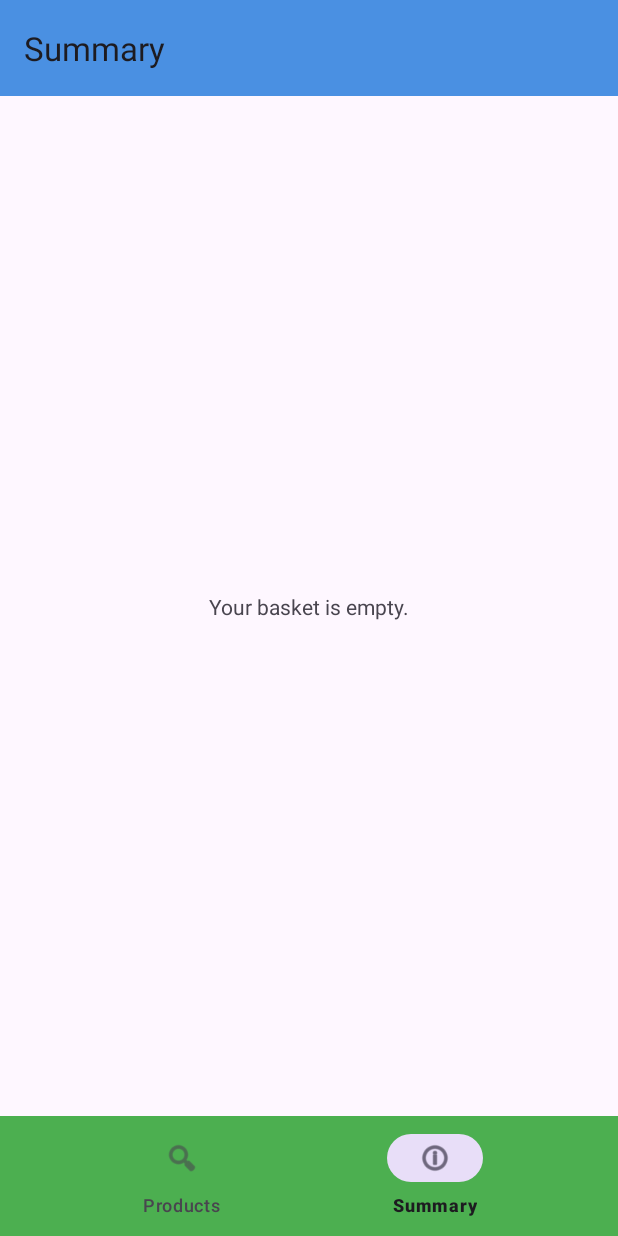
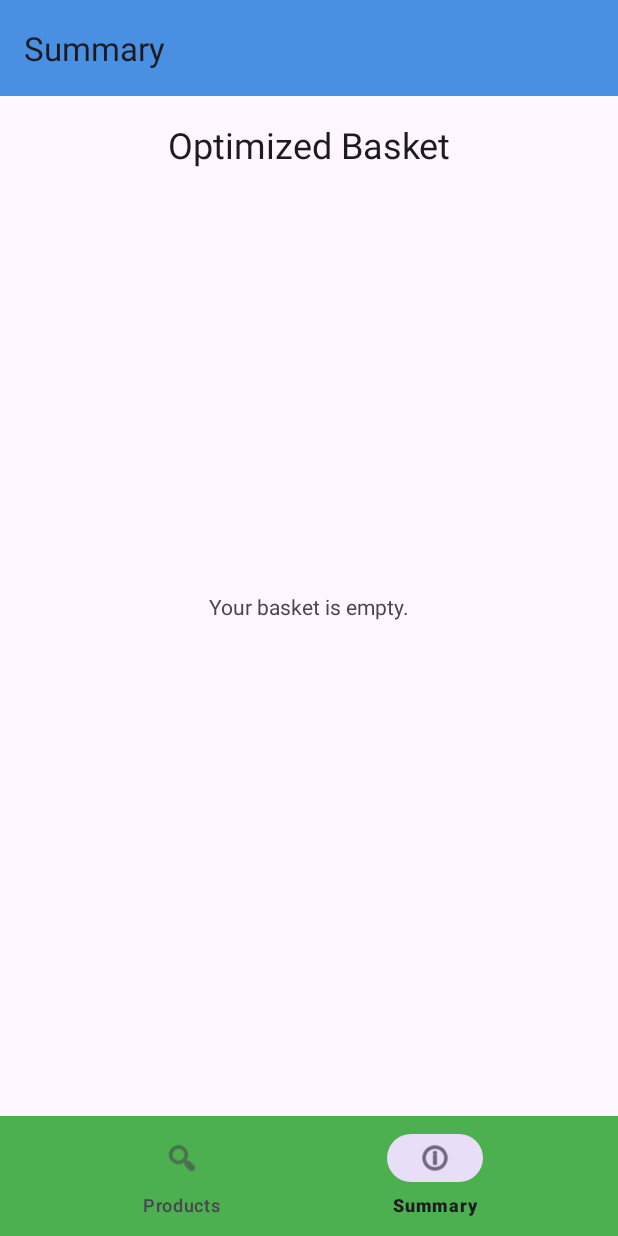
Before and after one commit to onurtas1993/smart-grocery, an Android app: the SummaryFragment screen opened through its navigation route, on a phone screen of 412 x 824 dp. Run offline under Robolectric (Android 15) with nearby library versions, the phone set to English and light mode, and no system bars; our stand-ins replace navigation-ui; pictures from the network do not load.

Commit message:
Updated Summary page with actual server data

```diff
--- a/mobile_client/app/src/main/java/com/onurtas/marktfox/fragment/SummaryFragment.kt
+++ b/mobile_client/app/src/main/java/com/onurtas/marktfox/fragment/SummaryFragment.kt
@@ -4,25 +4,33 @@ import android.os.Bundle
 import android.view.LayoutInflater
 import android.view.View
 import android.view.ViewGroup
+import android.widget.ProgressBar
 import android.widget.TextView
+import android.widget.Toast
 import androidx.core.view.isVisible
 import androidx.fragment.app.Fragment
 import androidx.fragment.app.activityViewModels
+import androidx.fragment.app.viewModels
 import androidx.recyclerview.widget.LinearLayoutManager
 import androidx.recyclerview.widget.RecyclerView
 import com.onurtas.marktfox.R
 import com.onurtas.marktfox.adapter.SummaryAdapter
+import com.onurtas.marktfox.model.ApiBasketItem
 import com.onurtas.marktfox.viewmodel.MainActivityViewModel
+import com.onurtas.marktfox.viewmodel.SummaryViewModel
 import java.util.Locale
 
 class SummaryFragment : Fragment() {
 
     private val mainActivityViewModel: MainActivityViewModel by activityViewModels()
+    private val viewModel: SummaryViewModel by viewModels()
+
     private lateinit var summaryAdapter: SummaryAdapter
     private lateinit var summaryRecyclerView: RecyclerView
     private lateinit var emptyBasketText: TextView
     private lateinit var totalCostValue: TextView
-    private lateinit var totalCostLabel: TextView
+    private lateinit var totalCostLayout: View
+    private lateinit var progressBar: ProgressBar
 
     override fun onCreateView(
         inflater: LayoutInflater, container: ViewGroup?,
@@ -32,7 +40,8 @@ class SummaryFragment : Fragment() {
         summaryRecyclerView = view.findViewById(R.id.summaryRecyclerView)
         emptyBasketText = view.findViewById(R.id.emptyBasketText)
         totalCostValue = view.findViewById(R.id.totalCostValue)
-        totalCostLabel = view.findViewById(R.id.totalCostLabel)
+        totalCostLayout = view.findViewById(R.id.totalCostLayout)
+        progressBar = view.findViewById(R.id.progressBar)
         setupRecyclerView()
         return view
     }
@@ -52,16 +61,52 @@ class SummaryFragment : Fragment() {
 
     private fun observeViewModel() {
         mainActivityViewModel.basket.observe(viewLifecycleOwner) { basket ->
-            val hasItems = basket.isNotEmpty()
-            summaryRecyclerView.isVisible = hasItems
-            totalCostLabel.isVisible = hasItems
-            totalCostValue.isVisible = hasItems
-            emptyBasketText.isVisible = !hasItems
-            summaryAdapter.updateItems(basket)
+            if (basket.isNotEmpty()) {
+                val apiBasketItems = basket.values.map { (product, quantity) ->
+                    ApiBasketItem(
+                        name = product.title,
+                        quantity = product.quantity * quantity,
+                        unit = product.unit ?: ""
+                    )
+                }
+                viewModel.fetchOptimizedBasket(apiBasketItems)
+            } else {
+                summaryAdapter.updateItems(emptyMap())
+                totalCostValue.text = ""
+                totalCostLayout.isVisible = false
+                summaryRecyclerView.isVisible = false
+                emptyBasketText.isVisible = true
+            }
         }
 
-        mainActivityViewModel.totalCost.observe(viewLifecycleOwner) { total ->
-            totalCostValue.text = String.format(Locale.GERMANY, "€%.2f", total)
+        viewModel.isLoading.observe(viewLifecycleOwner) {
+            progressBar.isVisible = it
+            summaryRecyclerView.isVisible = !it
+        }
+
+        viewModel.totalPrice.observe(viewLifecycleOwner) { price ->
+            totalCostValue.text = String.format(Locale.GERMANY, "€%.2f", price)
+        }
+
+        viewModel.optimizedBasket.observe(viewLifecycleOwner) { optimizedBasket ->
+            summaryRecyclerView.isVisible = true
+            totalCostLayout.isVisible = true
+            emptyBasketText.isVisible = false
+
+            // Convert the map to the type expected by the adapter
+            val adapterMap = optimizedBasket.map { (product, quantity) ->
+                product.id to Pair(product, quantity)
+            }.toMap()
+
+            summaryAdapter.updateItems(adapterMap)
+        }
+
+        viewModel.errorMessage.observe(viewLifecycleOwner) { error ->
+            Toast.makeText(context, error, Toast.LENGTH_LONG).show()
+            totalCostLayout.isVisible = false
+            summaryRecyclerView.isVisible = false
+            emptyBasketText.isVisible = true
+            emptyBasketText.text = error
         }
     }
 }
--- a/mobile_client/app/src/main/java/com/onurtas/marktfox/network/ApiService.kt
+++ b/mobile_client/app/src/main/java/com/onurtas/marktfox/network/ApiService.kt
@@ -1,8 +1,12 @@
 package com.onurtas.marktfox.network
 
+import com.onurtas.marktfox.model.OptimizeRequest
+import com.onurtas.marktfox.model.OptimizeResponse
 import com.onurtas.marktfox.model.Product
 import retrofit2.Response
+import retrofit2.http.Body
 import retrofit2.http.GET
+import retrofit2.http.POST
 import retrofit2.http.Query
 
 interface ApiService {
@@ -11,4 +15,10 @@ interface ApiService {
 
     @GET("search/products")
     suspend fun searchProducts(@Query("name") query: String): Response<List<Product>>
+
+    @POST("optimize")
+    suspend fun optimizeBasket(
+        @Query("mode") mode: String,
+        @Body request: OptimizeRequest
+    ): Response<OptimizeResponse>
 }
--- a/mobile_client/app/src/main/java/com/onurtas/marktfox/repository/ProductRepository.kt
+++ b/mobile_client/app/src/main/java/com/onurtas/marktfox/repository/ProductRepository.kt
@@ -1,18 +1,21 @@
 package com.onurtas.marktfox.repository
 
+import com.onurtas.marktfox.model.OptimizeRequest
+import com.onurtas.marktfox.model.OptimizeResponse
 import com.onurtas.marktfox.model.Product
 import com.onurtas.marktfox.network.RetrofitInstance
 import retrofit2.Response
 
 class ProductRepository {
-
-    private val apiService = RetrofitInstance.api
-
     suspend fun getProducts(): Response<List<Product>> {
-        return apiService.getProducts()
+        return RetrofitInstance.api.getProducts()
     }
 
     suspend fun searchProducts(query: String): Response<List<Product>> {
-        return apiService.searchProducts(query)
+        return RetrofitInstance.api.searchProducts(query)
+    }
+
+    suspend fun optimizeBasket(mode: String, request: OptimizeRequest): Response<OptimizeResponse> {
+        return RetrofitInstance.api.optimizeBasket(mode, request)
     }
 }
--- a/mobile_client/app/src/main/java/com/onurtas/marktfox/viewmodel/SummaryViewModel.kt
+++ b/mobile_client/app/src/main/java/com/onurtas/marktfox/viewmodel/SummaryViewModel.kt
@@ -1,7 +1,58 @@
 package com.onurtas.marktfox.viewmodel
 
+import androidx.lifecycle.LiveData
+import androidx.lifecycle.MutableLiveData
 import androidx.lifecycle.ViewModel
+import androidx.lifecycle.viewModelScope
+import com.onurtas.marktfox.model.ApiBasketItem
+import com.onurtas.marktfox.model.OptimizeRequest
+import com.onurtas.marktfox.model.Product
+import com.onurtas.marktfox.repository.ProductRepository
+import kotlinx.coroutines.launch
 
 class SummaryViewModel : ViewModel() {
-    // Business logic for Summary will go here
+
+    private val repository = ProductRepository()
+
+    private val _optimizedBasket = MutableLiveData<Map<Product, Int>>()
+    val optimizedBasket: LiveData<Map<Product, Int>> = _optimizedBasket
+
+    private val _totalPrice = MutableLiveData<Double>()
+    val totalPrice: LiveData<Double> = _totalPrice
+
+    private val _isLoading = MutableLiveData<Boolean>()
+    val isLoading: LiveData<Boolean> = _isLoading
+
+    private val _errorMessage = MutableLiveData<String>()
+    val errorMessage: LiveData<String> = _errorMessage
+
+    fun fetchOptimizedBasket(items: List<ApiBasketItem>) {
+        val mode = "single_store"
+        val request = OptimizeRequest(items)
+        _isLoading.value = true
+
+        viewModelScope.launch {
+            try {
+                val response = repository.optimizeBasket(mode, request)
+                if (response.isSuccessful && response.body() != null) {
+                    val result = response.body()!!
+                    _totalPrice.postValue(result.totalPrice)
+
+                    // The logic is now much cleaner.
+                    // We directly associate the product with its required package count.
+                    val optimizedMap = result.items.associate { optimizedItem ->
+                        optimizedItem.product to optimizedItem.requiredPackages
+                    }
+                    _optimizedBasket.postValue(optimizedMap)
+
+                } else {
+                    _errorMessage.postValue("Optimization failed: ${response.message()}")
+                }
+            } catch (e: Exception) {
+                _errorMessage.postValue("An error occurred: ${e.message}")
+            } finally {
+                _isLoading.postValue(false)
+            }
+        }
+    }
 }
--- a/mobile_client/app/src/main/res/layout/fragment_summary.xml
+++ b/mobile_client/app/src/main/res/layout/fragment_summary.xml
@@ -6,16 +6,26 @@
     android:layout_height="match_parent"
     tools:context=".fragment.SummaryFragment">
 
+    <TextView
+        android:id="@+id/summaryTitle"
+        android:layout_width="wrap_content"
+        android:layout_height="wrap_content"
+        android:layout_marginTop="16dp"
+        android:text="Optimized Basket"
+        android:textAppearance="?attr/textAppearanceHeadline5"
+        app:layout_constraintEnd_toEndOf="parent"
+        app:layout_constraintStart_toStartOf="parent"
+        app:layout_constraintTop_toTopOf="parent" />
 
     <androidx.recyclerview.widget.RecyclerView
         android:id="@+id/summaryRecyclerView"
         android:layout_width="0dp"
         android:layout_height="0dp"
         android:layout_marginTop="16dp"
+        app:layout_constraintBottom_toTopOf="@+id/totalCostLayout"
+        app:layout_constraintEnd_toEndOf="parent"
         app:layout_constraintStart_toStartOf="parent"
-        app:layout_constraintEnd_toEndOf="parent"
-        app:layout_constraintTop_toTopOf="parent"
-        app:layout_constraintBottom_toTopOf="@+id/totalCostLayout"
+        app:layout_constraintTop_toBottomOf="@id/summaryTitle"
         tools:listitem="@layout/item_summary_product" />
 
     <TextView
@@ -58,8 +68,19 @@
             app:layout_constraintBottom_toBottomOf="parent"
             app:layout_constraintEnd_toEndOf="parent"
             app:layout_constraintTop_toTopOf="parent"
-            tools:text="€12.34" />
+            tools:text="€0.00" />
 
     </androidx.constraintlayout.widget.ConstraintLayout>
 
+    <ProgressBar
+        android:id="@+id/progressBar"
+        android:layout_width="wrap_content"
+        android:layout_height="wrap_content"
+        android:visibility="gone"
+        app:layout_constraintBottom_toBottomOf="parent"
+        app:layout_constraintEnd_toEndOf="parent"
+        app:layout_constraintStart_toStartOf="parent"
+        app:layout_constraintTop_toTopOf="parent"
+        tools:visibility="visible" />
+
 </androidx.constraintlayout.widget.ConstraintLayout>
```
